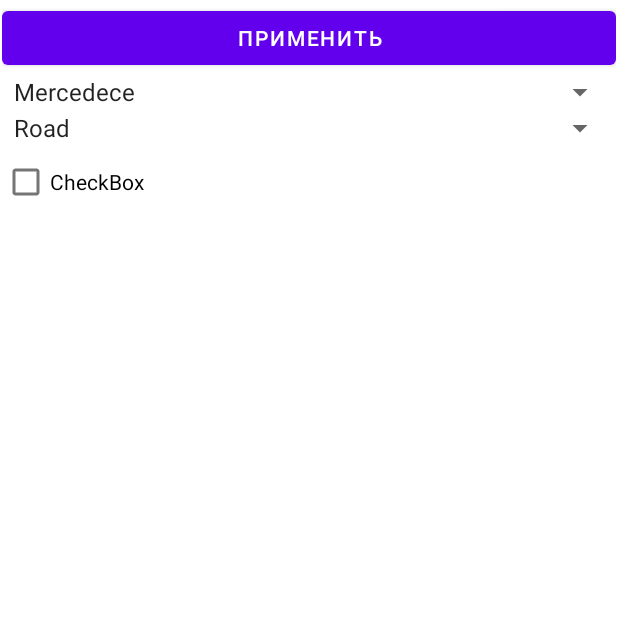
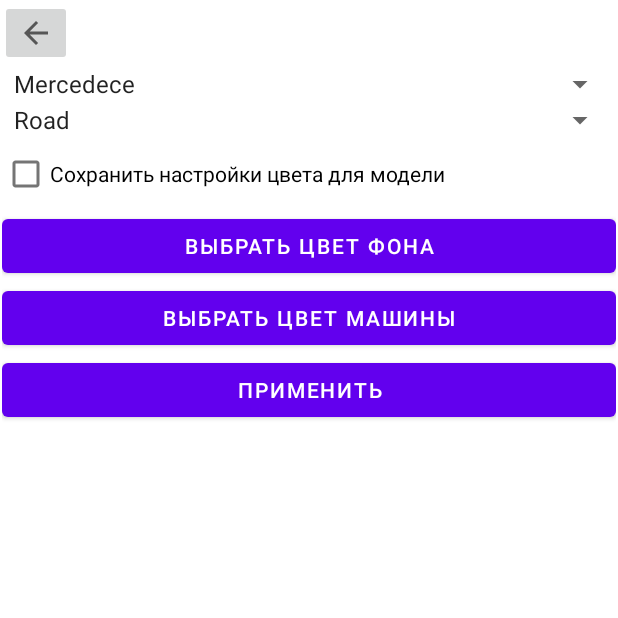
Before and after one commit to Raichl/Alarm, an Android app: the Settings screen opened directly, with no data from a screen before it, on a phone screen of 412 x 824 dp, the top half of it. Run offline under Robolectric (Android 15) with nearby library versions, the phone set to English and light mode, and no system bars; libraries missing offline, so code that uses them is left out: com.flask.colorpicker.

Commit message:
swap color function

```diff
--- a/app/build.gradle
+++ b/app/build.gradle
@@ -39,7 +39,8 @@ dependencies {
     implementation 'androidx.appcompat:appcompat:1.3.0'
     implementation 'com.google.android.material:material:1.3.0'
     implementation 'androidx.constraintlayout:constraintlayout:2.0.4'
-    testImplementation 'junit:junit:4.+'
+    implementation 'com.github.QuadFlask:colorpicker:0.0.15'
+    testImplementation 'junit:junit:'
     androidTestImplementation 'androidx.test.ext:junit:1.1.2'
     androidTestImplementation 'androidx.test.espresso:espresso-core:3.3.0'
 }
--- a/app/src/main/java/com/example/alarm/AnimatorLeft.kt
+++ /dev/null
@@ -1,4 +0,0 @@
-package com.example.alarm
-
-class AnimatorLeft {
-}
--- a/app/src/main/java/com/example/alarm/Blinding.kt
+++ b/app/src/main/java/com/example/alarm/Blinding.kt
@@ -4,6 +4,8 @@ import android.app.Activity
 import android.os.Handler
 import android.os.Looper
 import android.view.View
+import android.view.animation.AlphaAnimation
+import android.view.animation.Animation
 import android.widget.ImageButton
 import android.widget.ImageView
 
@@ -29,6 +31,8 @@ class Blinding {
             activity.runOnUiThread{obj.visibility = View.INVISIBLE}
             objBtn.setImageResource(resOff)
         }.start()
+
+
     }
     fun blindDoble(obj1 : ImageView,obj2 : ImageView, activity: Activity, objBtn : ImageButton,resOn : Int,resOff : Int){
         clikCheack = !clikCheack
--- a/app/src/main/java/com/example/alarm/Settings.kt
+++ b/app/src/main/java/com/example/alarm/Settings.kt
@@ -4,8 +4,11 @@ import android.content.Intent
 import androidx.appcompat.app.AppCompatActivity
 import android.os.Bundle
 import android.widget.Button
+import android.widget.ImageButton
 import android.widget.Spinner
 import androidx.constraintlayout.widget.ConstraintLayout
+import com.flask.colorpicker.ColorPickerView
+import com.flask.colorpicker.builder.ColorPickerDialogBuilder
 
 class Settings : AppCompatActivity() {
     override fun onCreate(savedInstanceState: Bundle?) {
@@ -16,19 +19,66 @@ class Settings : AppCompatActivity() {
         val spinnerCarType : Spinner = findViewById(R.id.spinnerCarType)
         val loadingLayout : ConstraintLayout = findViewById(R.id.loadingSetting)
 
+        val ibBack : ImageButton = findViewById(R.id.ib_back)
+        ibBack.setOnClickListener {
+            this.onBackPressed()
+        }
+
+        val btnSetColorBackground : Button = findViewById(R.id.btnSetColor)
+        var linerStartColor = 0
+
+        btnSetColorBackground.setOnClickListener {
+            ColorPickerDialogBuilder
+                .with(this)
+                .setTitle("Choose Color")
+                .wheelType(ColorPickerView.WHEEL_TYPE.FLOWER)
+                .density(12)
+                .lightnessSliderOnly()
+                .setPositiveButton("ok") { _, colorNumb, _ ->
+                    linerStartColor = colorNumb
+                }
+                .setNegativeButton("cancel") { dialog, _ -> dialog.dismiss() }
+                .build()
+                .show()
+        }
+
+        var colorCar = 0
+        val btnSetColorCar : Button = findViewById(R.id.btnChangeColorcCar)
+        btnSetColorCar.setOnClickListener {
+            ColorPickerDialogBuilder
+                .with(this)
+                .setTitle("Choose Color")
+                .wheelType(ColorPickerView.WHEEL_TYPE.FLOWER)
+                .density(12)
+                .lightnessSliderOnly()
+                .setPositiveButton("ok") { _, colorNumb, _ ->
+                    colorCar = colorNumb
+                }
+                .setNegativeButton("cancel") { dialog, _ -> dialog.dismiss() }
+                .build()
+                .show()
+        }
+
+
+        val spinnerBackground : Spinner = findViewById(R.id.spinnerBackground)
+        val backgroundName = spinnerBackground.selectedItem.toString()
+        intent.putExtra("backgroundName",backgroundName)
+
+
         btnSetChange.setOnClickListener {
             loadingLayout.visibility = ConstraintLayout.VISIBLE
             val intent = Intent(this,MainActivity::class.java)
             val carTitle = spinnerCarType.selectedItem.toString()
+            if (colorCar !=0 ) intent.putExtra("colorCar",colorCar)
+            if (linerStartColor !=0 ) intent.putExtra("linerStartColor",linerStartColor)
             intent.putExtra("carTitle",carTitle)
             startActivity(intent)
         }
+        }
 
-
-        val carColor : Int
-
-        val spinnerBackground : Spinner = findViewById(R.id.spinnerBackground)
-        val backgroundName = spinnerBackground.selectedItem.toString()
-        intent.putExtra("backgroundName",backgroundName)
-        }
+    override fun onResume() {
+        super.onResume()
+        val loadingLayout : ConstraintLayout = findViewById(R.id.loadingSetting)
+        loadingLayout.visibility = ConstraintLayout.INVISIBLE
     }
+    }
--- a/app/src/main/res/layout/activity_settings.xml
+++ b/app/src/main/res/layout/activity_settings.xml
@@ -2,9 +2,18 @@
 <androidx.constraintlayout.widget.ConstraintLayout xmlns:android="http://schemas.android.com/apk/res/android"
     xmlns:app="http://schemas.android.com/apk/res-auto"
     xmlns:tools="http://schemas.android.com/tools"
+    android:id="@+id/SettinMainLaoyt"
     android:layout_width="match_parent"
     android:layout_height="match_parent"
     tools:context=".Settings">
+
+    <ImageButton
+        android:id="@+id/ib_back"
+        android:layout_width="wrap_content"
+        android:layout_height="wrap_content"
+        app:layout_constraintStart_toStartOf="parent"
+        app:layout_constraintTop_toTopOf="parent"
+        app:srcCompat="?attr/homeAsUpIndicator" />
 
     <androidx.constraintlayout.widget.ConstraintLayout
         android:id="@+id/loadingSetting"
@@ -32,20 +41,12 @@
         android:layout_width="0dp"
         android:layout_height="0dp"
         android:layout_marginStart="1dp"
-        android:layout_marginTop="1dp"
         android:layout_marginEnd="1dp"
-        android:layout_marginBottom="1dp"
         android:orientation="vertical"
         app:layout_constraintBottom_toBottomOf="parent"
         app:layout_constraintEnd_toEndOf="parent"
         app:layout_constraintStart_toStartOf="parent"
-        app:layout_constraintTop_toTopOf="parent">
-
-        <Button
-            android:id="@+id/btnSetChange"
-            android:layout_width="match_parent"
-            android:layout_height="wrap_content"
-            android:text="@string/setChange" />
+        app:layout_constraintTop_toBottomOf="@+id/ib_back">
 
         <Spinner
             android:id="@+id/spinnerCarType"
@@ -63,6 +64,24 @@
             android:id="@+id/checkBox"
             android:layout_width="match_parent"
             android:layout_height="wrap_content"
-            android:text="CheckBox" />
+            android:text="@string/boxColorSave" />
+
+        <Button
+            android:id="@+id/btnSetColor"
+            android:layout_width="match_parent"
+            android:layout_height="wrap_content"
+            android:text="@string/setColorBackground" />
+
+        <Button
+            android:id="@+id/btnChangeColorcCar"
+            android:layout_width="match_parent"
+            android:layout_height="wrap_content"
+            android:text="@string/setColorCar" />
+
+        <Button
+            android:id="@+id/btnSetChange"
+            android:layout_width="match_parent"
+            android:layout_height="wrap_content"
+            android:text="@string/setChange" />
     </LinearLayout>
 </androidx.constraintlayout.widget.ConstraintLayout>
--- a/app/src/main/res/values/strings.xml
+++ b/app/src/main/res/values/strings.xml
@@ -2,6 +2,9 @@
     <string name="app_name">Alarm</string>
     <string name="test">test</string>
     <string name="setChange">Применить</string>
+    <string name="setColorBackground">Выбрать цвет фона</string>
+    <string name="setColorCar">Выбрать цвет машины</string>
+    <string name="boxColorSave">Сохранить настройки цвета для модели</string>
 
     <string-array name="spinnerCarType">
         <item>Mercedece</item>
--- a/build.gradle
+++ b/build.gradle
@@ -6,7 +6,7 @@ buildscript {
         mavenCentral()
     }
     dependencies {
-        classpath "com.android.tools.build:gradle:4.2.1"
+        classpath "com.android.tools.build:gradle:4.2.2"
         classpath "org.jetbrains.kotlin:kotlin-gradle-plugin:$kotlin_version"
 
         // NOTE: Do not place your application dependencies here; they belong
@@ -18,7 +18,7 @@ allprojects {
     repositories {
         google()
         mavenCentral()
-        jcenter() // Warning: this repository is going to shut down soon
+        maven{ url "https://jitpack.io"}
     }
 }
 
```
Also changed, not shown: app/src/main/java/com/example/alarm/MainActivity.kt (+43 -5 lines), app/src/main/java/com/example/alarm/SwapHelper.kt (deleted, +0 -9 lines), app/src/main/res/layout/activity_main.xml (+9 -5 lines), app/src/main/res/drawable/customization_dark.png (added).
